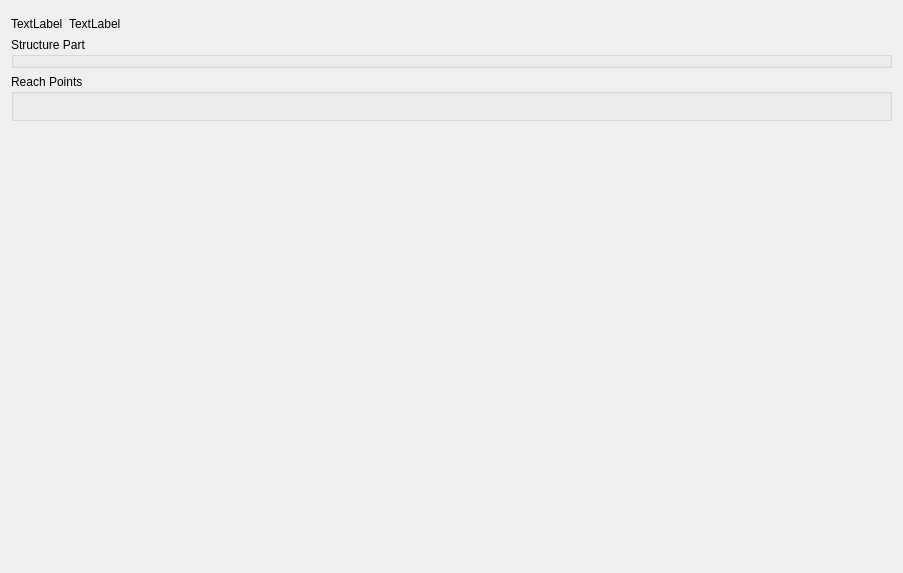
Qt form project/forms/cover.ui (QGEP/QGEP) before a commit.
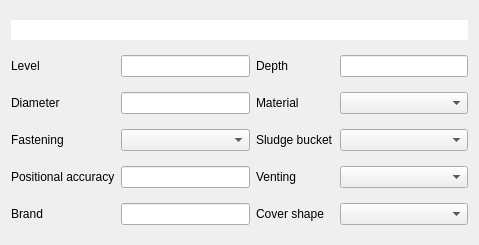
The same form after that commit.

Commit message: Update project with relations and forms with latest datamodel field definitions

Patch:
```diff
--- a/project/forms/cover.ui
+++ b/project/forms/cover.ui
@@ -6,66 +6,126 @@
    <rect>
     <x>0</x>
     <y>0</y>
-    <width>903</width>
-    <height>573</height>
+    <width>479</width>
+    <height>245</height>
    </rect>
   </property>
   <property name="windowTitle">
    <string>Form</string>
   </property>
-  <layout class="QFormLayout" name="formLayout">
-   <property name="fieldGrowthPolicy">
-    <enum>QFormLayout::AllNonFixedFieldsGrow</enum>
-   </property>
+  <layout class="QGridLayout" name="gridLayout">
+   <item row="1" column="3">
+    <widget class="QLineEdit" name="depth"/>
+   </item>
    <item row="1" column="0">
+    <widget class="QLabel" name="label">
+     <property name="text">
+      <string>Level</string>
+     </property>
+    </widget>
+   </item>
+   <item row="1" column="2">
     <widget class="QLabel" name="label_2">
      <property name="text">
-      <string>TextLabel</string>
+      <string>Depth</string>
+     </property>
+    </widget>
+   </item>
+   <item row="2" column="1">
+    <widget class="QLineEdit" name="diameter"/>
+   </item>
+   <item row="3" column="1">
+    <widget class="QComboBox" name="fastening"/>
+   </item>
+   <item row="3" column="3">
+    <widget class="QComboBox" name="sludge_bucket"/>
+   </item>
+   <item row="3" column="0">
+    <widget class="QLabel" name="label_6">
+     <property name="text">
+      <string>Fastening</string>
+     </property>
+    </widget>
+   </item>
+   <item row="5" column="0">
+    <widget class="QLabel" name="label_7">
+     <property name="text">
+      <string>Positional accuracy</string>
+     </property>
+    </widget>
+   </item>
+   <item row="2" column="0">
+    <widget class="QLabel" name="label_5">
+     <property name="text">
+      <string>Diameter</string>
+     </property>
+    </widget>
+   </item>
+   <item row="2" column="2">
+    <widget class="QLabel" name="label_3">
+     <property name="text">
+      <string>Material</string>
+     </property>
+    </widget>
+   </item>
+   <item row="0" column="0" colspan="4">
+    <widget class="QLineEdit" name="obj_id">
+     <property name="font">
+      <font>
+       <weight>75</weight>
+       <bold>true</bold>
+      </font>
+     </property>
+     <property name="frame">
+      <bool>false</bool>
      </property>
     </widget>
    </item>
    <item row="1" column="1">
-    <widget class="QLabel" name="label">
+    <widget class="QLineEdit" name="level"/>
+   </item>
+   <item row="2" column="3">
+    <widget class="QComboBox" name="material"/>
+   </item>
+   <item row="5" column="3">
+    <widget class="QComboBox" name="venting"/>
+   </item>
+   <item row="5" column="2">
+    <widget class="QLabel" name="label_8">
      <property name="text">
-      <string>TextLabel</string>
+      <string>Venting</string>
      </property>
     </widget>
    </item>
-   <item row="3" column="0" colspan="2">
-    <widget class="QGroupBox" name="groupBox_4">
-     <property name="title">
-      <string>Structure Part</string>
+   <item row="3" column="2">
+    <widget class="QLabel" name="label_4">
+     <property name="text">
+      <string>Sludge bucket</string>
      </property>
-     <property name="qgisRelation" stdset="0">
-      <string>co_sp</string>
+    </widget>
+   </item>
+   <item row="6" column="3">
+    <widget class="QComboBox" name="cover_shape"/>
+   </item>
+   <item row="6" column="0">
+    <widget class="QLabel" name="label_9">
+     <property name="text">
+      <string>Brand</string>
      </property>
     </widget>
    </item>
-   <item row="4" column="0" colspan="2">
-    <widget class="QGroupBox" name="groupBox_2">
-     <property name="title">
-      <string>Reach Points</string>
+   <item row="6" column="2">
+    <widget class="QLabel" name="lblCoverShape">
+     <property name="text">
+      <string>Cover shape</string>
      </property>
-     <layout class="QVBoxLayout" name="verticalLayout">
-      <item>
-       <widget class="QWidget" name="widget" native="true">
-        <property name="qgisRelation" stdset="0">
-         <string/>
-        </property>
-       </widget>
-      </item>
-      <item>
-       <widget class="QWidget" name="widget_2" native="true">
-        <property name="qgisRelation" stdset="0">
-         <string/>
-        </property>
-       </widget>
-      </item>
-     </layout>
     </widget>
    </item>
-   <item row="0" column="0">
-    <widget class="QWidget" name="widget_3" native="true"/>
+   <item row="6" column="1">
+    <widget class="QLineEdit" name="brand"/>
+   </item>
+   <item row="5" column="1">
+    <widget class="QLineEdit" name="positional_accuracy"/>
    </item>
   </layout>
  </widget>
```
The commit also changes 3 other files.
